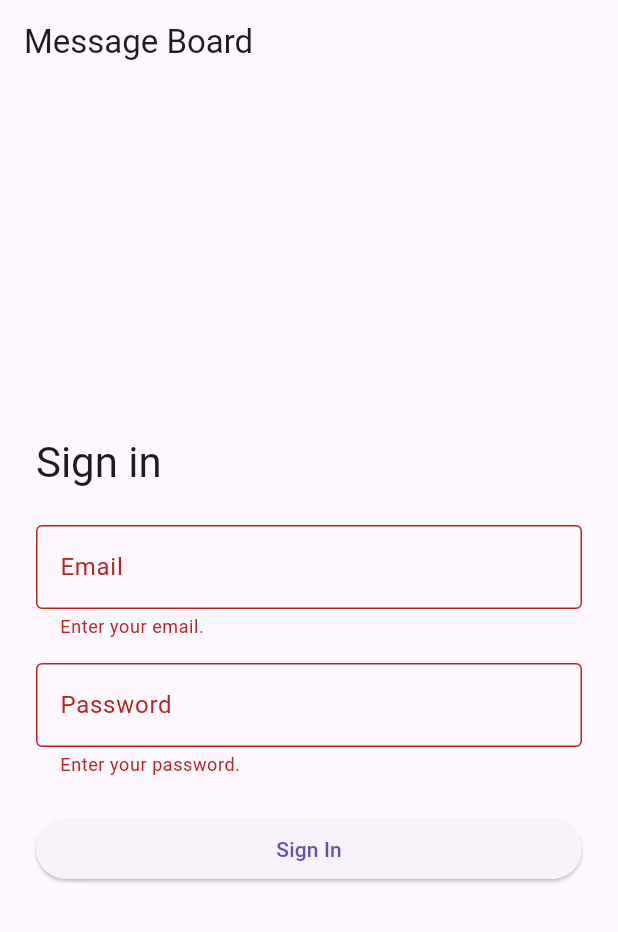
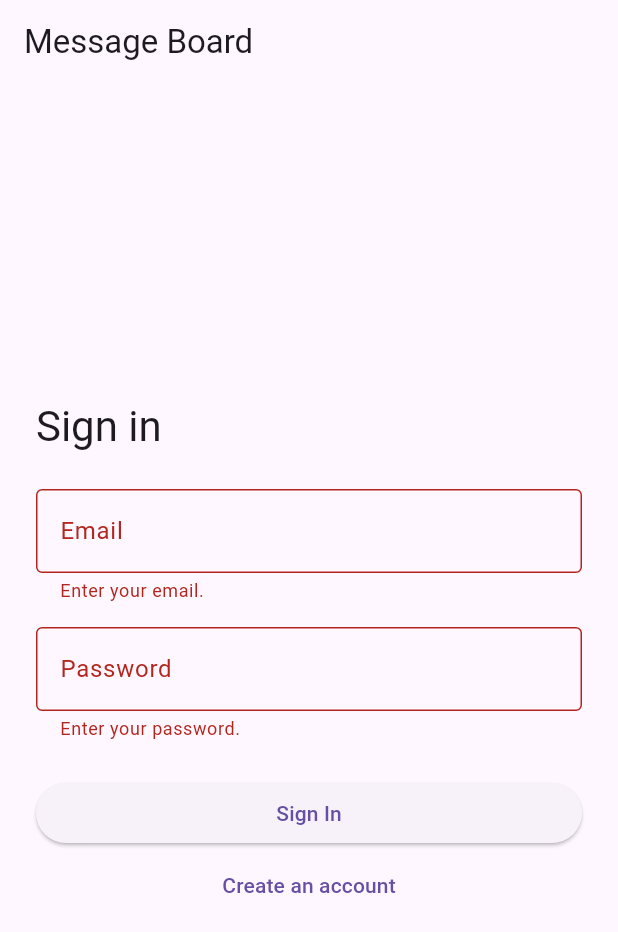
Before and after one commit to clarenceli00/hw02-MAD, a Flutter app: the screen it shows after launch, after a tap on "Sign In", on a phone screen of 412 x 824 dp. Shown: the top 932 px of the screen. Run offline on Flutter 3.47's test engine with Material 3 defaults, Android fonts, the phone set to English and light mode, and no system bars; our stand-ins replace cloud_firestore, firebase_auth, firebase_core; accounts and stored records are empty; generated files the repository leaves out were written again.

Commit message:
Account registration functionality

```diff
--- a/lib/auth_gate.dart
+++ b/lib/auth_gate.dart
@@ -12,6 +12,7 @@ class AuthGate extends StatefulWidget {
 
 class _AuthGateState extends State<AuthGate> {
   final AuthService _auth = AuthService();
+  bool _registering = false;
 
   @override
   Widget build(BuildContext context) {
@@ -29,7 +30,13 @@ class _AuthGateState extends State<AuthGate> {
           );
         }
         final user = snapshot.data;
-        if (user == null) return const LoginScreen();
+        if (user == null || _registering) {
+          return LoginScreen(
+            onRegistrationChanged: (value) {
+              if (mounted) setState(() { _registering = value; });
+            },
+          );
+        }
         return ProfileGate(key: ValueKey(user.uid), user: user);
       },
     );
--- a/lib/screens/login_screen.dart
+++ b/lib/screens/login_screen.dart
@@ -1,9 +1,11 @@
 import 'package:firebase_auth/firebase_auth.dart';
 import 'package:flutter/material.dart';
 import '../auth_service.dart';
+import '../user_record_service.dart';
 
 class LoginScreen extends StatefulWidget {
-  const LoginScreen({super.key});
+  const LoginScreen({super.key, this.onRegistrationChanged});
+  final ValueChanged<bool>? onRegistrationChanged;
   @override
   State<LoginScreen> createState() => _LoginScreenState();
 }
@@ -13,23 +15,63 @@ class _LoginScreenState extends State<LoginScreen> {
   final _email = TextEditingController();
   final _password = TextEditingController();
   final _auth = AuthService();
+  final _profiles = UserRecordService();
+  final _firstName = TextEditingController();
+  final _lastName = TextEditingController();
+  final _role = TextEditingController();
+  final _confirmPassword = TextEditingController();
+  bool _register = false;
+  User? _pendingUser;
   bool _busy = false;
   Future<void> _submit() async {
     if (_busy || !_formKey.currentState!.validate()) return;
     FocusScope.of(context).unfocus();
     setState(() { _busy = true; });
     try {
-      await _auth.signIn(
-        email: _email.text,
-        password: _password.text,
-      );
+      if (_register) {
+        // Keep this form visible until both account and profile are saved.
+        widget.onRegistrationChanged?.call(true);
+        if (_pendingUser == null) {
+          final credential = await _auth.register(
+            email: _email.text,
+            password: _password.text,
+          );
+          _pendingUser = credential.user;
+          if (_pendingUser == null) {
+            throw StateError('Account creation returned no user.');
+          }
+        }
+        await _profiles.saveUserRecord(
+          _pendingUser!,
+          firstName: _firstName.text,
+          lastName: _lastName.text,
+          role: _role.text,
+        );
+        if (mounted) widget.onRegistrationChanged?.call(false);
+      } else {
+        await _auth.signIn(email: _email.text, password: _password.text);
+      }
     } on FirebaseAuthException catch (error) {
-      final message = error.code == 'network-request-failed'
-          ? 'Check your connection and try again.'
-          : 'Sign-in failed. Check your details and sign-in setup.';
+      if (mounted) widget.onRegistrationChanged?.call(false);
+      final message = switch (error.code) {
+        'network-request-failed' => 'Check your connection and try again.',
+        'email-already-in-use' => 'That email already has an account. Try signing in.',
+        'weak-password' => 'Choose a stronger password.',
+        'invalid-email' => 'Enter a valid email address.',
+        'operation-not-allowed' => 'Email/password sign-in is not enabled in Firebase.',
+        _ => 'Sign-in or registration failed. Check your details and try again.',
+      };
       if (mounted) {
         ScaffoldMessenger.of(context).showSnackBar(
           SnackBar(content: Text(message)),
+        );
+      }
+    } on FirebaseException {
+      if (mounted) {
+        ScaffoldMessenger.of(context).showSnackBar(
+          const SnackBar(content: Text(
+            'Account created, but profile could not be saved. Check your connection and Firestore setup, then retry saving your profile.',
+          )),
         );
       }
     } finally {
@@ -52,11 +94,19 @@ class _LoginScreenState extends State<LoginScreen> {
                   mainAxisSize: MainAxisSize.min,
                   crossAxisAlignment: CrossAxisAlignment.stretch,
                   children: [
-                    Text('Sign in', style: Theme.of(context).textTheme.headlineMedium),
+                    Text(_register ? 'Create account' : 'Sign in', style: Theme.of(context).textTheme.headlineMedium),
                     const SizedBox(height: 24),
+                    if (_register) ...[
+                      _profileField(_firstName, 'First name'),
+                      const SizedBox(height: 16),
+                      _profileField(_lastName, 'Last name'),
+                      const SizedBox(height: 16),
+                      _profileField(_role, 'Role'),
+                      const SizedBox(height: 16),
+                    ],
                     TextFormField(
                       controller: _email,
-                      enabled: !_busy,
+                      enabled: !_busy && _pendingUser == null,
                       keyboardType: TextInputType.emailAddress,
                       textInputAction: TextInputAction.next,
                       autofillHints: const [AutofillHints.email],
@@ -77,7 +127,7 @@ class _LoginScreenState extends State<LoginScreen> {
                     const SizedBox(height: 16),
                     TextFormField(
                       controller: _password,
-                      enabled: !_busy,
+                      enabled: !_busy && _pendingUser == null,
                       obscureText: true,
                       autocorrect: false,
                       enableSuggestions: false,
@@ -87,11 +137,30 @@ class _LoginScreenState extends State<LoginScreen> {
                         labelText: 'Password',
                         border: OutlineInputBorder(),
                       ),
-                      validator: (value) => value == null || value.isEmpty
-                          ? 'Enter your password.'
-                          : null,
+                      validator: (value) {
+                        if (value == null || value.isEmpty) return 'Enter your password.';
+                        if (_register && value.length < 6) return 'Use at least 6 characters.';
+                        return null;
+                      },
                       onFieldSubmitted: (_) => _submit(),
                     ),
+                    if (_register) ...[
+                      const SizedBox(height: 16),
+                      TextFormField(
+                        controller: _confirmPassword,
+                        enabled: !_busy && _pendingUser == null,
+                        obscureText: true,
+                        autocorrect: false,
+                        enableSuggestions: false,
+                        decoration: const InputDecoration(
+                          labelText: 'Confirm password',
+                          border: OutlineInputBorder(),
+                        ),
+                        validator: (value) => value != _password.text
+                            ? 'Passwords must match.' : null,
+                        onFieldSubmitted: (_) => _submit(),
+                      ),
+                    ],
                     const SizedBox(height: 24),
                     ElevatedButton(
                       onPressed: _busy ? null : _submit,
@@ -101,7 +170,14 @@ class _LoginScreenState extends State<LoginScreen> {
                               height: 20,
                               child: CircularProgressIndicator(strokeWidth: 2),
                             )
-                          : const Text('Sign In'),
+                          : Text(_pendingUser != null ? 'Retry saving profile' : _register ? 'Create Account' : 'Sign In'),
+                    ),
+                    TextButton(
+                      onPressed: _busy || _pendingUser != null ? null : () {
+                        _formKey.currentState?.reset();
+                        setState(() { _register = !_register; });
+                      },
+                      child: Text(_register ? 'Already have an account? Sign in' : 'Create an account'),
                     ),
                   ],
                 ),
@@ -112,10 +188,25 @@ class _LoginScreenState extends State<LoginScreen> {
       ),
     );
   }
+  Widget _profileField(TextEditingController controller, String label) {
+    return TextFormField(
+      controller: controller,
+      enabled: !_busy,
+      textCapitalization: TextCapitalization.words,
+      textInputAction: TextInputAction.next,
+      decoration: InputDecoration(labelText: label, border: const OutlineInputBorder()),
+      validator: (value) => value == null || value.trim().isEmpty
+          ? 'Enter your ${label.toLowerCase()}.' : null,
+    );
+  }
   @override
   void dispose() {
     _email.dispose();
     _password.dispose();
+    _firstName.dispose();
+    _lastName.dispose();
+    _role.dispose();
+    _confirmPassword.dispose();
     super.dispose();
   }
 }
--- a/lib/user_record_service.dart
+++ b/lib/user_record_service.dart
@@ -0,0 +1,19 @@
+import 'package:cloud_firestore/cloud_firestore.dart';
+import 'package:firebase_auth/firebase_auth.dart';
+
+class UserRecordService {
+  Future<void> saveUserRecord(
+    User user, {
+    required String firstName,
+    required String lastName,
+    required String role,
+  }) async {
+    await FirebaseFirestore.instance.collection('users').doc(user.uid).set({
+      'uid': user.uid,
+      'firstName': firstName.trim(),
+      'lastName': lastName.trim(),
+      'role': role.trim(),
+      'registrationDateTime': FieldValue.serverTimestamp(),
+    });
+  }
+}
```
